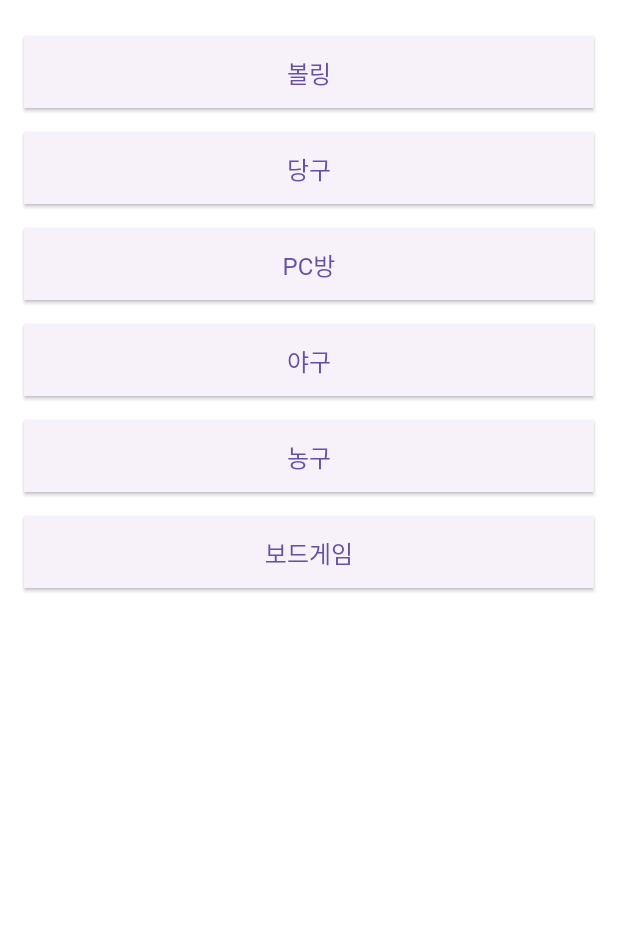
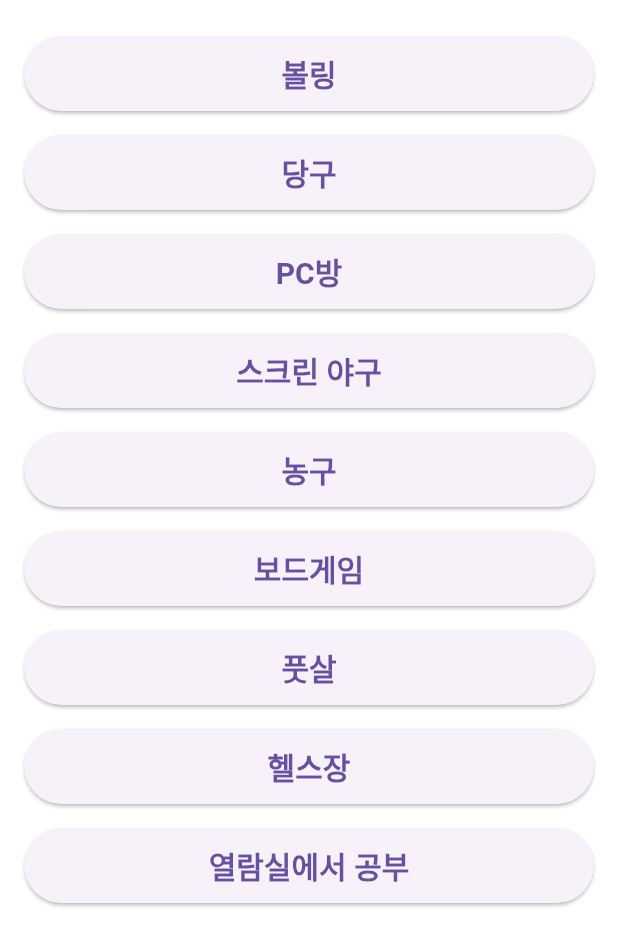
Before and after one commit to sokancha/flutterchat, a Flutter app: the PlayScreen screen opened directly, on a phone screen of 412 x 824 dp. Shown: the top 946 px of the screen. Run offline on Flutter 3.47's test engine with Material 3 defaults, Android fonts, the phone set to English and light mode, and no system bars; our stand-ins replace cloud_firestore, firebase_auth, firebase_core, geolocator, google_maps_flutter, google_sign_in and 1 more; missing offline and left inert: kakao_flutter_sdk, kakao_flutter_sdk_user, modal_side_sheet; accounts and stored records are empty; generated files the repository leaves out were written again.

Commit message:
Update play.dart

```diff
--- a/lib/screen/play.dart
+++ b/lib/screen/play.dart
@@ -1,6 +1,6 @@
 import 'package:flutter/material.dart';
 import 'package:chatapp/component/time_page.dart'; // TimePage를 가져옴.
-import 'package:chatapp/screens/chatting_screen.dart';
+import 'package:chatapp/screen/chatting_screen.dart';
 
 class PlayScreen extends StatelessWidget {
   const PlayScreen({Key? key}) : super(key: key);
@@ -39,10 +39,10 @@ class PlayScreen extends StatelessWidget {
           );
         },
         style: ElevatedButton.styleFrom(
-          padding: const EdgeInsets.symmetric(vertical: 12.0), // 버튼 크기 조정
-          textStyle: const TextStyle(fontSize: 16), // 텍스트 크기 조정
-          shape: const RoundedRectangleBorder(
-            borderRadius: BorderRadius.zero, // 모서리를 0으로 설정해 직사각형으로 변경
+          padding: const EdgeInsets.symmetric(vertical: 10.0), // 버튼 크기 조정
+          textStyle: const TextStyle(fontSize: 20,fontWeight: FontWeight.bold), // 텍스트 크기 조정
+          shape: RoundedRectangleBorder(
+            borderRadius: BorderRadius.circular(30), // 모서리를 0으로 설정해 직사각형으로 변경
           ),
         ),
         child: Text(title), // 버튼 텍스트
@@ -56,7 +56,10 @@ final List<Map<String, dynamic>> playOptions = [
   {'title': '볼링', 'pageNumber': 1},
   {'title': '당구', 'pageNumber': 2},
   {'title': 'PC방', 'pageNumber': 3},
-  {'title': '야구', 'pageNumber': 4},
+  {'title': '스크린 야구', 'pageNumber': 4},
   {'title': '농구', 'pageNumber': 5},
   {'title': '보드게임', 'pageNumber': 6},
+  {'title': '풋살', 'pageNumber': 7},
+  {'title': '헬스장', 'pageNumber': 8},
+  {'title': '열람실에서 공부', 'pageNumber': 9},
 ];
```
